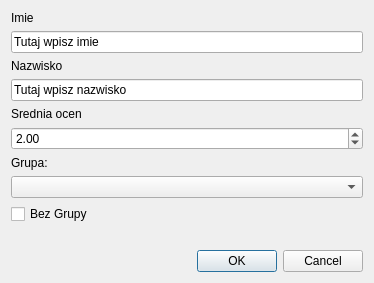
Old version of the form dodaj_dialog.ui in the repository IPP-Projekt/Uczelnia_z_bibloteka_klas.
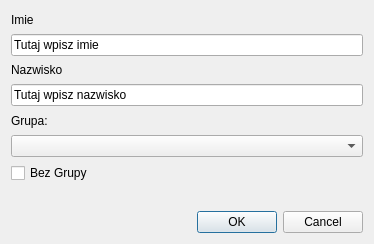
New version of the form.

Commit message: Dodawanie studenta bez sredniej

Patch:
```diff
--- a/dodaj_dialog.ui
+++ b/dodaj_dialog.ui
@@ -7,7 +7,7 @@
     <x>0</x>
     <y>0</y>
     <width>374</width>
-    <height>273</height>
+    <height>244</height>
    </rect>
   </property>
   <property name="windowTitle">
@@ -17,7 +17,52 @@
    <bool>false</bool>
   </property>
   <layout class="QGridLayout" name="gridLayout">
-   <item row="12" column="0">
+   <item row="6" column="0">
+    <widget class="QComboBox" name="comboBox"/>
+   </item>
+   <item row="0" column="0">
+    <widget class="QLabel" name="label">
+     <property name="text">
+      <string>Imie</string>
+     </property>
+    </widget>
+   </item>
+   <item row="9" column="0">
+    <widget class="QLabel" name="labelGrupa">
+     <property name="text">
+      <string/>
+     </property>
+    </widget>
+   </item>
+   <item row="4" column="0">
+    <widget class="QLabel" name="label_4">
+     <property name="text">
+      <string>Grupa:</string>
+     </property>
+    </widget>
+   </item>
+   <item row="2" column="0">
+    <widget class="QLabel" name="label_2">
+     <property name="text">
+      <string>Nazwisko</string>
+     </property>
+    </widget>
+   </item>
+   <item row="7" column="0">
+    <widget class="QCheckBox" name="checkBoxGrupa">
+     <property name="text">
+      <string>Bez Grupy</string>
+     </property>
+    </widget>
+   </item>
+   <item row="3" column="0">
+    <widget class="QLineEdit" name="txtbox_nazwisko">
+     <property name="text">
+      <string>Tutaj wpisz nazwisko</string>
+     </property>
+    </widget>
+   </item>
+   <item row="10" column="0">
     <widget class="QDialogButtonBox" name="buttonBox">
      <property name="orientation">
       <enum>Qt::Horizontal</enum>
@@ -27,20 +72,6 @@
      </property>
     </widget>
    </item>
-   <item row="2" column="0">
-    <widget class="QLabel" name="label_2">
-     <property name="text">
-      <string>Nazwisko</string>
-     </property>
-    </widget>
-   </item>
-   <item row="0" column="0">
-    <widget class="QLabel" name="label">
-     <property name="text">
-      <string>Imie</string>
-     </property>
-    </widget>
-   </item>
    <item row="1" column="0">
     <widget class="QLineEdit" name="txtbox_imie">
      <property name="text">
@@ -48,57 +79,6 @@
      </property>
     </widget>
    </item>
-   <item row="5" column="0">
-    <widget class="QDoubleSpinBox" name="doubleSpinBoxSrednia">
-     <property name="maximum">
-      <double>5.000000000000000</double>
-     </property>
-     <property name="singleStep">
-      <double>0.500000000000000</double>
-     </property>
-     <property name="value">
-      <double>2.000000000000000</double>
-     </property>
-    </widget>
-   </item>
-   <item row="3" column="0">
-    <widget class="QLineEdit" name="txtbox_nazwisko">
-     <property name="text">
-      <string>Tutaj wpisz nazwisko</string>
-     </property>
-    </widget>
-   </item>
-   <item row="4" column="0">
-    <widget class="QLabel" name="label_3">
-     <property name="text">
-      <string>Srednia ocen</string>
-     </property>
-    </widget>
-   </item>
-   <item row="8" column="0">
-    <widget class="QComboBox" name="comboBox"/>
-   </item>
-   <item row="11" column="0">
-    <widget class="QLabel" name="labelGrupa">
-     <property name="text">
-      <string/>
-     </property>
-    </widget>
-   </item>
-   <item row="9" column="0">
-    <widget class="QCheckBox" name="checkBoxGrupa">
-     <property name="text">
-      <string>Bez Grupy</string>
-     </property>
-    </widget>
-   </item>
-   <item row="6" column="0">
-    <widget class="QLabel" name="label_4">
-     <property name="text">
-      <string>Grupa:</string>
-     </property>
-    </widget>
-   </item>
   </layout>
  </widget>
  <resources/>
```
The commit also changes 1 other file.
